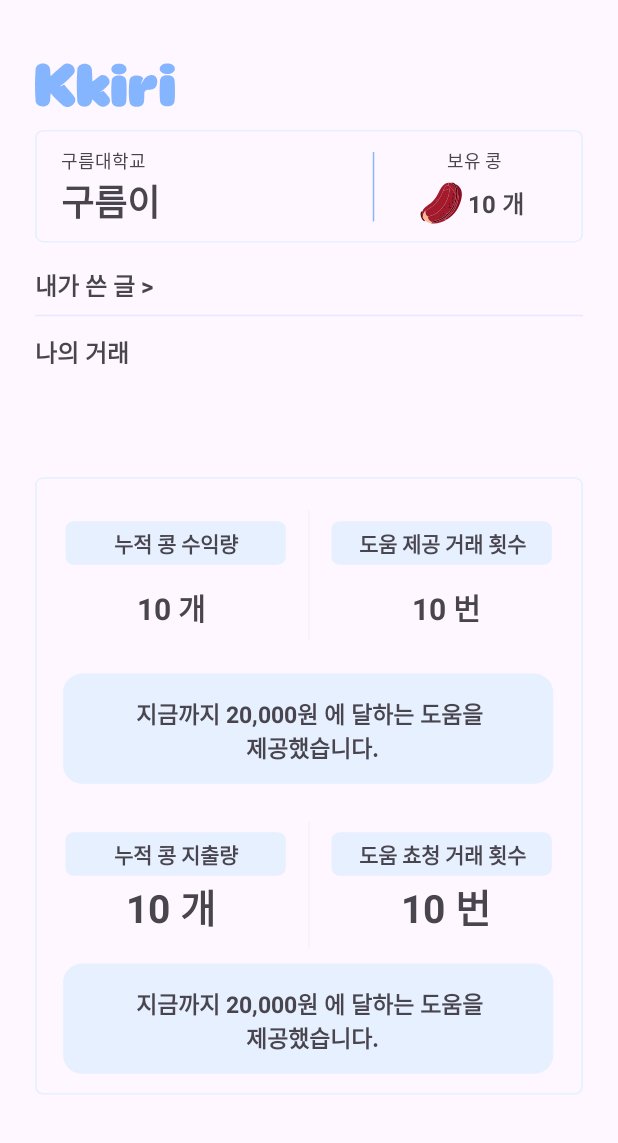
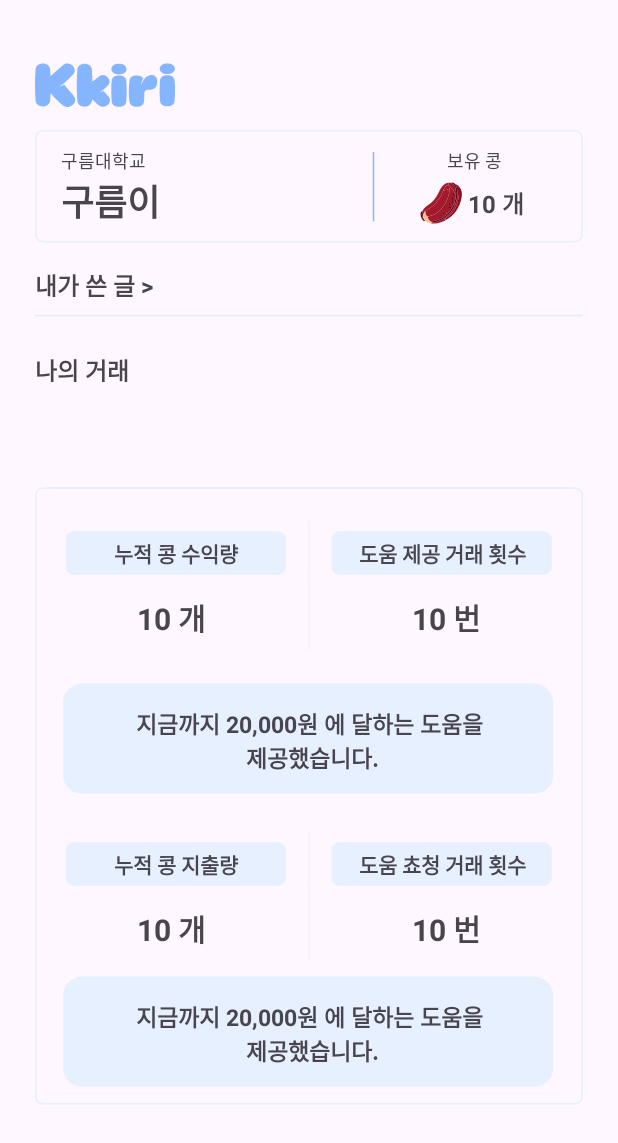
Before and after one commit to 9oormthon-univ/2024_BEOTKKOTTHON_TEAM_34_FE, an Android app: the layout fragment_my_page.xml on its own in the app's theme, with its tools: preview values and no code run, on a phone screen of 412 x 824 dp. Shown: the top 1143 px of the screen. Run offline under Robolectric (Android 15) with nearby library versions, the phone set to English and light mode, and no system bars.

Commit message:
refactor: mp_write wrap_content 수정

```diff
--- a/app/src/main/res/layout/fragment_my_page.xml
+++ b/app/src/main/res/layout/fragment_my_page.xml
@@ -126,7 +126,7 @@
             android:id="@+id/mp_trade"
             android:layout_width="wrap_content"
             android:layout_height="20dp"
-            android:layout_marginTop="11dp"
+            android:layout_marginTop="23dp"
             android:layout_marginStart="23dp"
             android:text="나의 거래"
             android:textSize="16sp"
@@ -137,7 +137,7 @@
         <LinearLayout
             android:layout_width="match_parent"
             android:layout_height="413dp"
-            android:layout_marginTop="11dp"
+            android:layout_marginTop="12dp"
             android:layout_marginStart="23dp"
             android:layout_marginEnd="23dp"
             android:layout_marginBottom="30dp"
@@ -272,28 +272,30 @@
             <LinearLayout
                 android:layout_width="match_parent"
                 android:layout_height="wrap_content">
-
                 <TextView
-                    android:layout_width="0dp"
+                    android:layout_width="wrap_content"
                     android:layout_height="wrap_content"
+                    android:layout_marginTop="12.5dp"
                     android:layout_weight="1"
                     android:gravity="center_horizontal"
                     android:text="10 개"
-                    android:textSize="26dp"
+                    android:textSize="20sp"
                     android:textStyle="bold" />
+
 
                 <ImageView
                     android:layout_width="1dp"
-                    android:layout_height="47dp"
+                    android:layout_height="49dp"
                     android:background="@drawable/mp_line_vert" />
 
                 <TextView
-                    android:layout_width="0dp"
+                    android:layout_width="wrap_content"
                     android:layout_height="wrap_content"
+                    android:layout_marginTop="12.5dp"
                     android:layout_weight="1"
                     android:gravity="center_vertical|center_horizontal"
                     android:text="10 번"
-                    android:textSize="26dp"
+                    android:textSize="20sp"
                     android:textStyle="bold" />
 
             </LinearLayout>
```
